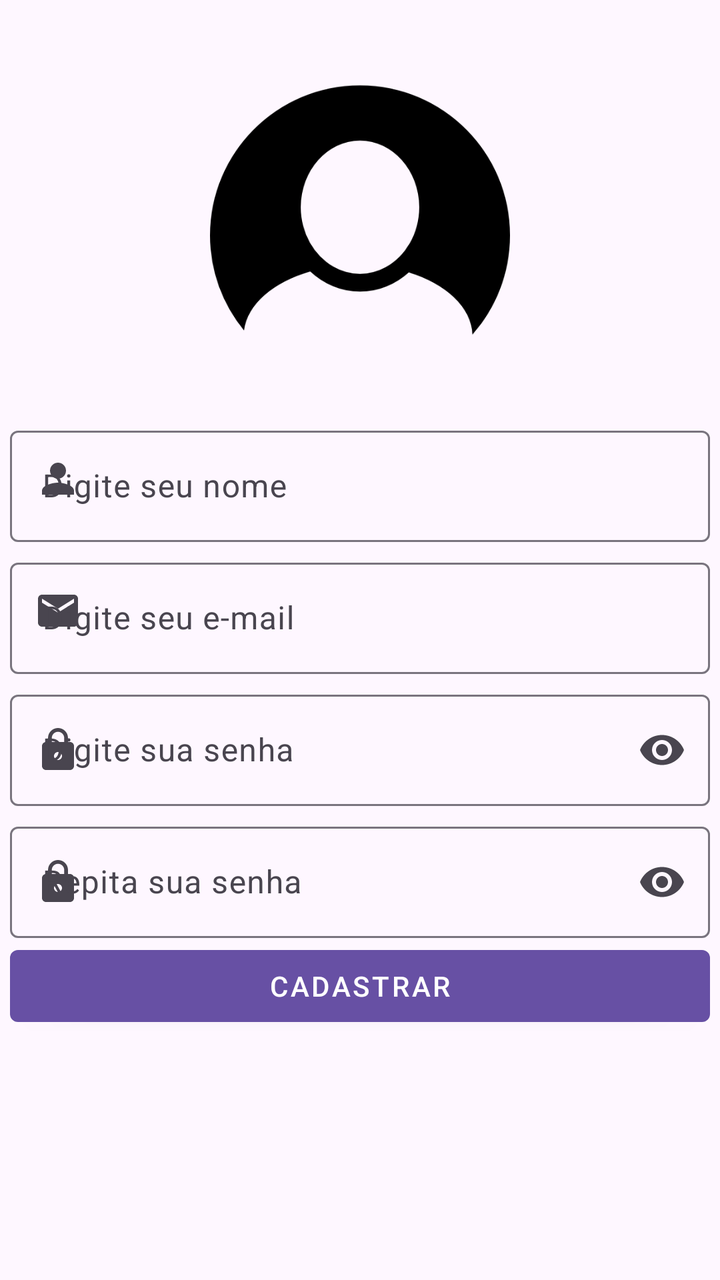
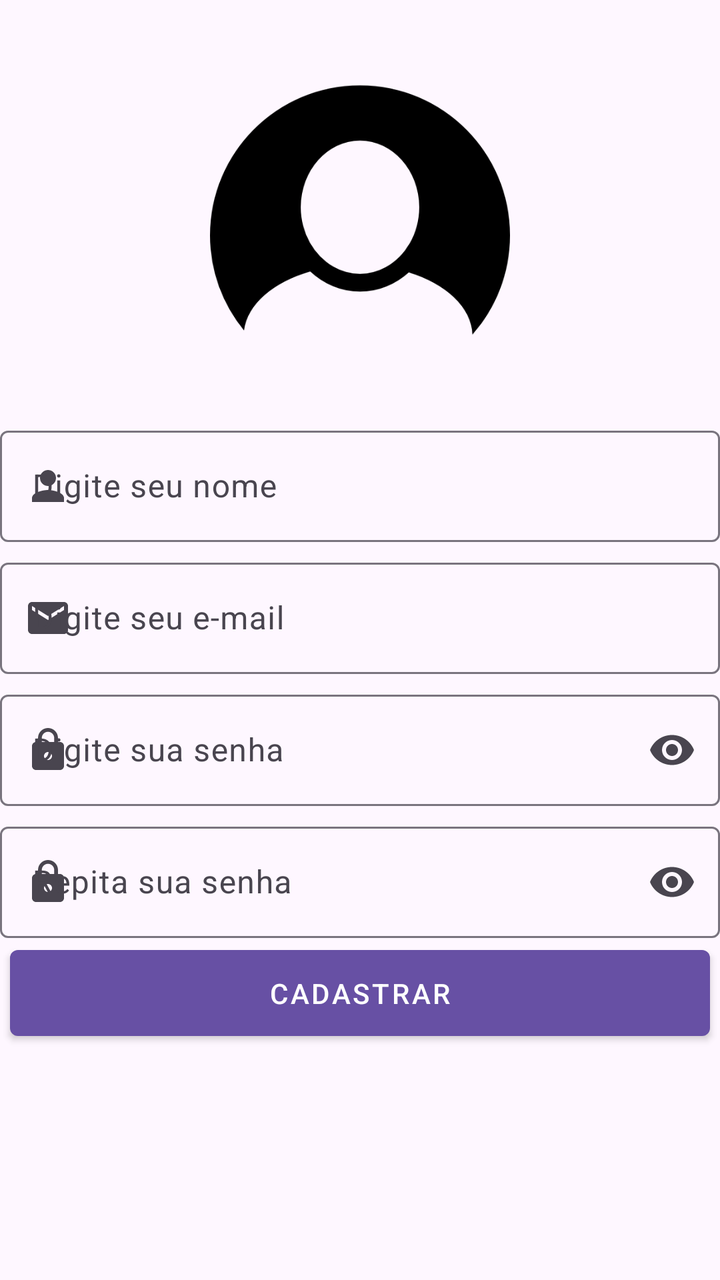

Two renders of the same Android screen: before a commit and after it. Below are the layout's source before the change and the commit's diff.
<!-- AndroidManifest.xml: application theme Theme.MyApp -->
<!-- res/layout/cadastrar_usuario_layout.xml -->
<?xml version="1.0" encoding="utf-8"?>
<LinearLayout xmlns:android="http://schemas.android.com/apk/res/android"
    xmlns:app="http://schemas.android.com/apk/res-auto"
    xmlns:tools="http://schemas.android.com/tools"
    android:id="@+id/main"
    android:layout_width="match_parent"
    android:layout_height="match_parent"
    android:orientation="vertical"
    tools:context=".CadastrarUsuarioActivity">

    <ImageView
        android:layout_width="150dp"
        android:layout_height="150dp"
        android:layout_gravity="center_horizontal"
        android:layout_margin="30dp"
        android:scaleType="centerCrop"
        android:src="@drawable/img_login" />

    <com.google.android.material.textfield.TextInputLayout
        android:layout_width="match_parent"
        android:layout_height="wrap_content"
        android:layout_marginBottom="5dp"
        android:hint="Digite seu nome"
        app:endIconMode="clear_text"
        app:startIconDrawable="@drawable/baseline_person">

        <com.google.android.material.textfield.TextInputEditText
            android:layout_width="350dp"
            android:layout_height="wrap_content"
            android:layout_gravity="center_horizontal"
            android:inputType="textEmailAddress"
            android:maxLength="50" />

    </com.google.android.material.textfield.TextInputLayout>

    <com.google.android.material.textfield.TextInputLayout
        android:layout_width="350dp"
        android:layout_height="wrap_content"
        android:layout_gravity="center_horizontal"
        android:layout_marginBottom="5dp"
        android:hint="Digite seu e-mail"
        app:endIconMode="clear_text"
        app:startIconDrawable="@drawable/baseline_email">

        <com.google.android.material.textfield.TextInputEditText
            android:layout_width="350dp"
            android:layout_height="wrap_content"
            android:layout_gravity="center_horizontal"
            android:inputType="textEmailAddress"
            android:maxLength="50" />

    </com.google.android.material.textfield.TextInputLayout>

    <com.google.android.material.textfield.TextInputLayout
        android:layout_width="350dp"
        android:layout_height="wrap_content"
        android:layout_gravity="center_horizontal"
        android:layout_marginBottom="5dp"
        android:hint="Digite sua senha"
        app:endIconMode="password_toggle"
        app:startIconDrawable="@drawable/baseline_lock">

        <com.google.android.material.textfield.TextInputEditText
            android:layout_width="350dp"
            android:layout_height="wrap_content"
            android:layout_gravity="center_horizontal"
            android:inputType="textPassword"
            android:maxLength="15" />

    </com.google.android.material.textfield.TextInputLayout>

    <com.google.android.material.textfield.TextInputLayout
        android:layout_width="350dp"
        android:layout_height="wrap_content"
        android:layout_gravity="center_horizontal"
        android:hint="Repita sua senha"
        app:endIconMode="password_toggle"
        app:startIconDrawable="@drawable/baseline_lock">

        <com.google.android.material.textfield.TextInputEditText
            android:layout_width="350dp"
            android:layout_height="wrap_content"
            android:layout_gravity="center_horizontal"
            android:inputType="textPassword"
            android:maxLength="15" />

    </com.google.android.material.textfield.TextInputLayout>

    <com.google.android.material.button.MaterialButton
        style="@style/Widget.MaterialComponents.Button"
        android:layout_width="350dp"
        android:layout_height="wrap_content"
        android:layout_gravity="center_horizontal"
        android:text="Cadastrar" />

</LinearLayout>
<!-- resources referenced by this layout -->
<resources>
  <!-- drawable baseline_email (drawable) -->
  <vector xmlns:android="http://schemas.android.com/apk/res/android"
      android:width="24dp"
      android:height="24dp"
      android:tint="#000000"
      android:viewportWidth="24"
      android:viewportHeight="24">
  
      <path
          android:fillColor="@android:color/white"
          android:pathData="M20,4L4,4c-1.1,0 -1.99,0.9 -1.99,2L2,18c0,1.1 0.9,2 2,2h16c1.1,0 2,-0.9 2,-2L22,6c0,-1.1 -0.9,-2 -2,-2zM20,8l-8,5 -8,-5L4,6l8,5 8,-5v2z" />
  
  </vector>
  <!-- drawable baseline_lock (drawable) -->
  <vector xmlns:android="http://schemas.android.com/apk/res/android" android:height="24dp" android:tint="#000000" android:viewportHeight="24" android:viewportWidth="24" android:width="24dp">
        
      <path android:fillColor="@android:color/white" android:pathData="M18,8h-1L17,6c0,-2.76 -2.24,-5 -5,-5S7,3.24 7,6v2L6,8c-1.1,0 -2,0.9 -2,2v10c0,1.1 0.9,2 2,2h12c1.1,0 2,-0.9 2,-2L20,10c0,-1.1 -0.9,-2 -2,-2zM12,17c-1.1,0 -2,-0.9 -2,-2s0.9,-2 2,-2 2,0.9 2,2 -0.9,2 -2,2zM15.1,8L8.9,8L8.9,6c0,-1.71 1.39,-3.1 3.1,-3.1 1.71,0 3.1,1.39 3.1,3.1v2z"/>
      
  </vector>
  <!-- drawable baseline_person (drawable) -->
  <vector xmlns:android="http://schemas.android.com/apk/res/android" android:height="24dp" android:tint="#000000" android:viewportHeight="24" android:viewportWidth="24" android:width="24dp">
        
      <path android:fillColor="@android:color/white" android:pathData="M12,12c2.21,0 4,-1.79 4,-4s-1.79,-4 -4,-4 -4,1.79 -4,4 1.79,4 4,4zM12,14c-2.67,0 -8,1.34 -8,4v2h16v-2c0,-2.66 -5.33,-4 -8,-4z"/>
      
  </vector>
  <!-- drawable img_login: png bitmap (drawable, 7238 bytes) -->
  <style name="Theme.MyApp" parent="Base.Theme.MyApp" />
  <style name="Base.Theme.MyApp" parent="Theme.Material3.DayNight.NoActionBar">
          
          
      </style>
</resources>

<!-- the commit's change to res/layout/cadastrar_usuario_layout.xml (unified diff, before → after) -->
@@ -5,6 +5,7 @@
     android:id="@+id/main"
     android:layout_width="match_parent"
     android:layout_height="match_parent"
+    android:layout_margin="20dp"
     android:orientation="vertical"
     tools:context=".CadastrarUsuarioActivity">
 
@@ -25,7 +26,7 @@
         app:startIconDrawable="@drawable/baseline_person">
 
         <com.google.android.material.textfield.TextInputEditText
-            android:layout_width="350dp"
+            android:layout_width="match_parent"
             android:layout_height="wrap_content"
             android:layout_gravity="center_horizontal"
             android:inputType="textEmailAddress"
@@ -34,7 +35,7 @@
     </com.google.android.material.textfield.TextInputLayout>
 
     <com.google.android.material.textfield.TextInputLayout
-        android:layout_width="350dp"
+        android:layout_width="match_parent"
         android:layout_height="wrap_content"
         android:layout_gravity="center_horizontal"
         android:layout_marginBottom="5dp"
@@ -43,7 +44,7 @@
         app:startIconDrawable="@drawable/baseline_email">
 
         <com.google.android.material.textfield.TextInputEditText
-            android:layout_width="350dp"
+            android:layout_width="match_parent"
             android:layout_height="wrap_content"
             android:layout_gravity="center_horizontal"
             android:inputType="textEmailAddress"
@@ -52,16 +53,15 @@
     </com.google.android.material.textfield.TextInputLayout>
 
     <com.google.android.material.textfield.TextInputLayout
-        android:layout_width="350dp"
+        android:layout_width="match_parent"
         android:layout_height="wrap_content"
-        android:layout_gravity="center_horizontal"
         android:layout_marginBottom="5dp"
         android:hint="Digite sua senha"
         app:endIconMode="password_toggle"
         app:startIconDrawable="@drawable/baseline_lock">
 
         <com.google.android.material.textfield.TextInputEditText
-            android:layout_width="350dp"
+            android:layout_width="match_parent"
             android:layout_height="wrap_content"
             android:layout_gravity="center_horizontal"
             android:inputType="textPassword"
@@ -70,7 +70,7 @@
     </com.google.android.material.textfield.TextInputLayout>
 
     <com.google.android.material.textfield.TextInputLayout
-        android:layout_width="350dp"
+        android:layout_width="match_parent"
         android:layout_height="wrap_content"
         android:layout_gravity="center_horizontal"
         android:hint="Repita sua senha"
@@ -78,7 +78,7 @@
         app:startIconDrawable="@drawable/baseline_lock">
 
         <com.google.android.material.textfield.TextInputEditText
-            android:layout_width="350dp"
+            android:layout_width="match_parent"
             android:layout_height="wrap_content"
             android:layout_gravity="center_horizontal"
             android:inputType="textPassword"
@@ -89,7 +89,7 @@
     <com.google.android.material.button.MaterialButton
         style="@style/Widget.MaterialComponents.Button"
         android:layout_width="350dp"
-        android:layout_height="wrap_content"
+        android:layout_height="55dp"
         android:layout_gravity="center_horizontal"
         android:text="Cadastrar" />
 
